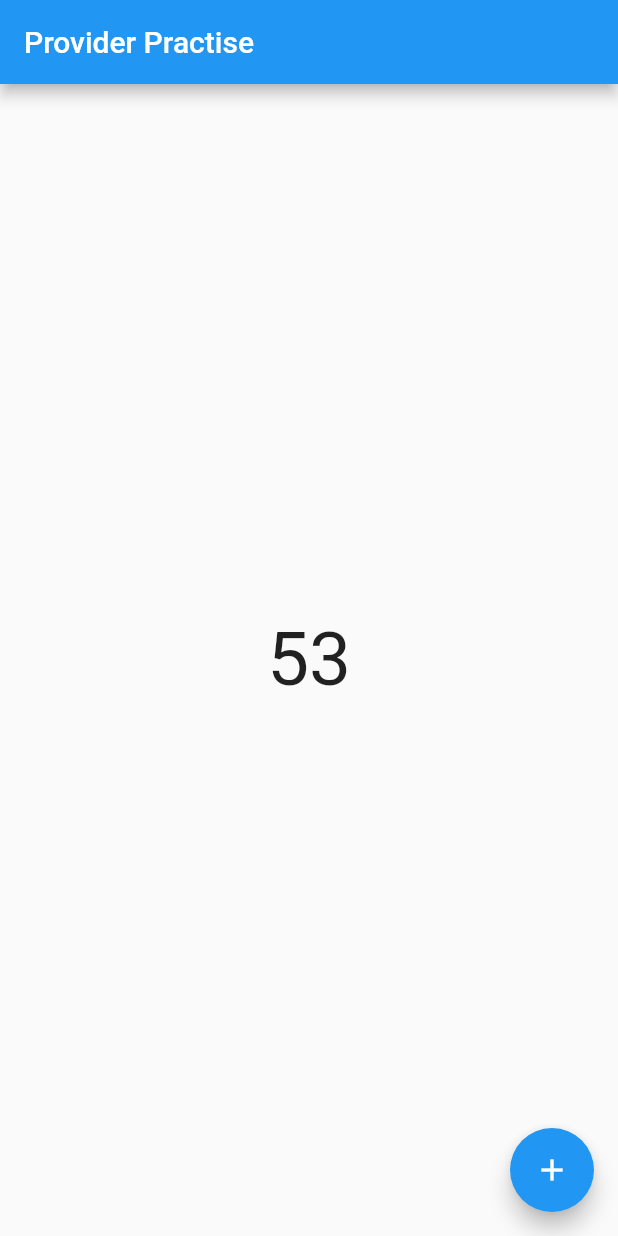
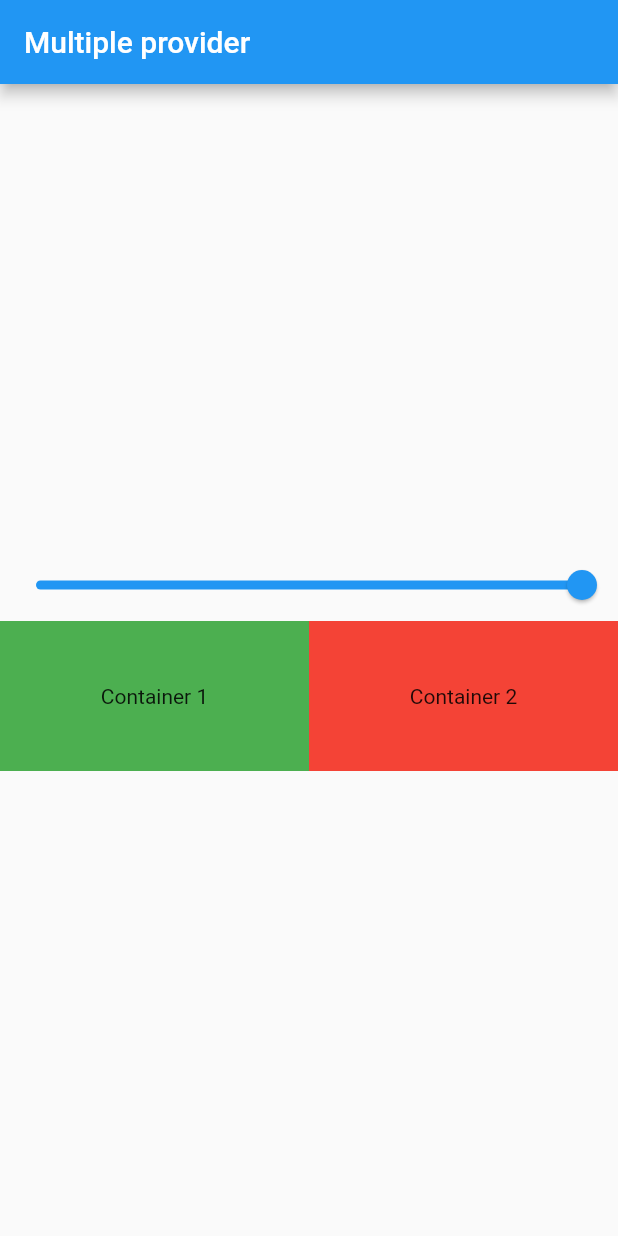
Before and after one commit to asadullah43/provider-practise, a Flutter app: the screen it shows after launch, on a phone screen of 412 x 824 dp. Run offline on Flutter 3.47's test engine with Material 2 defaults, Android fonts, the light colour scheme and no system bars.

Commit message:
Multi provider done

```diff
--- a/lib/main.dart
+++ b/lib/main.dart
@@ -1,10 +1,11 @@
 import 'package:flutter/material.dart';
 import 'package:provider/provider.dart';
 import 'package:provider_practise/provider/count_provider.dart';
-import 'package:provider_practise/screen/count_example.dart';
+import 'package:provider_practise/provider/example_one_provider.dart';
+import 'package:provider_practise/screen/example_one.dart';
 
 void main() {
-  runApp(const MyApp());
+  runApp(MyApp());
 }
 
 class MyApp extends StatelessWidget {
@@ -13,14 +14,18 @@ class MyApp extends StatelessWidget {
   // This widget is the root of your application.
   @override
   Widget build(BuildContext context) {
-    return ChangeNotifierProvider(
-        create: (_) => CountProvider(),
+    return MultiProvider(
+        providers: [
+          ChangeNotifierProvider<CountProvider>(create: (_) => CountProvider()),
+          ChangeNotifierProvider<ExampleOneProvider>(
+              create: (_) => ExampleOneProvider()),
+        ],
         child: MaterialApp(
           title: 'Flutter Demo',
           theme: ThemeData(
             primarySwatch: Colors.blue,
           ),
-          home: CountExample(),
+          home: ExampleOneScreen(),
         ));
   }
 }
--- /dev/null
+++ b/lib/provider/example_one_provider.dart
@@ -0,0 +1,10 @@
+import 'package:flutter/foundation.dart';
+
+class ExampleOneProvider with ChangeNotifier {
+  double _value = 1.0;
+  get value => _value;
+  void setValue(double value) {
+    _value = value;
+    notifyListeners();
+  }
+}
--- /dev/null
+++ b/lib/screen/example_one.dart
@@ -0,0 +1,55 @@
+import 'package:flutter/material.dart';
+import 'package:provider/provider.dart';
+import 'package:provider_practise/provider/example_one_provider.dart';
+
+class ExampleOneScreen extends StatefulWidget {
+  ExampleOneScreen({Key? key}) : super(key: key);
+
+  @override
+  State<ExampleOneScreen> createState() => _ExampleOneScreenState();
+}
+
+class _ExampleOneScreenState extends State<ExampleOneScreen> {
+  @override
+  Widget build(BuildContext context) {
+    print("build");
+    return Scaffold(
+      appBar: AppBar(title: const Text("Multiple provider")),
+      body: Column(mainAxisAlignment: MainAxisAlignment.center, children: [
+        Consumer<ExampleOneProvider>(builder: ((context, value, child) {
+          return Slider(
+            min: 0,
+            max: 1,
+            value: value.value,
+            onChanged: ((val) {
+              value.setValue(val);
+            }),
+          );
+        })),
+        Consumer<ExampleOneProvider>(builder: ((context, value, child) {
+          return Row(
+            children: [
+              Expanded(
+                child: Container(
+                  height: 100,
+                  decoration: BoxDecoration(
+                    color: Colors.green.withOpacity(value.value),
+                  ),
+                  child: const Center(child: Text("Container 1")),
+                ),
+              ),
+              Expanded(
+                child: Container(
+                  height: 100,
+                  decoration:
+                      BoxDecoration(color: Colors.red.withOpacity(value.value)),
+                  child: const Center(child: Text("Container 2")),
+                ),
+              )
+            ],
+          );
+        })),
+      ]),
+    );
+  }
+}
```
